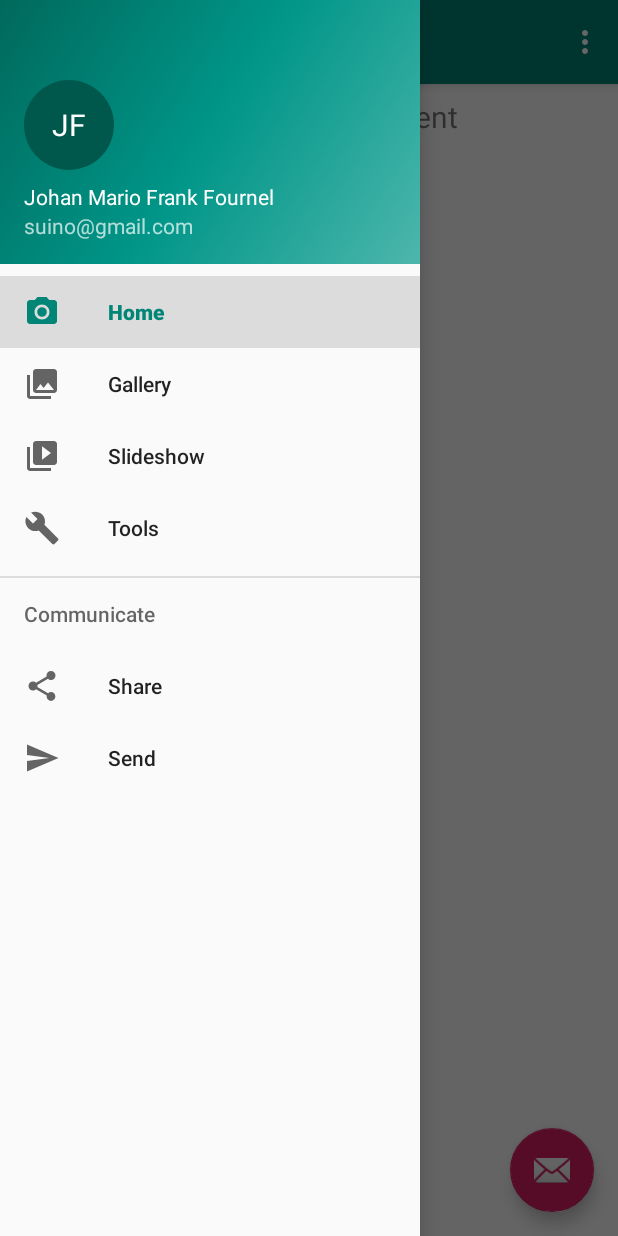
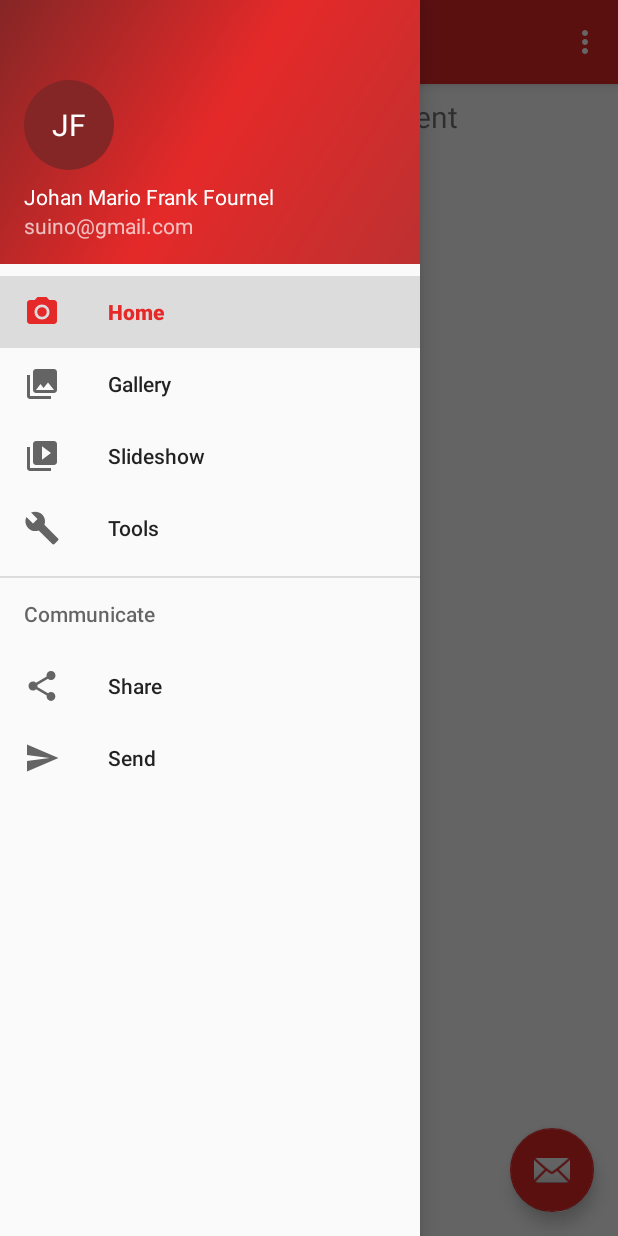
Before and after one commit to JohanMFF/BeMore, an Android app: the screen it shows after launch (MainActivity), with the side drawer open, on a phone screen of 412 x 824 dp. Run offline under Robolectric (Android 15) with nearby library versions, the phone set to English and light mode, and no system bars; our stand-ins replace navigation-ui.

Commit message:
Red theme

```diff
--- a/app/src/main/res/drawable/circle.xml
+++ b/app/src/main/res/drawable/circle.xml
@@ -1,5 +1,5 @@
 <?xml version="1.0" encoding="utf-8"?>
 <shape xmlns:android="http://schemas.android.com/apk/res/android"
         android:shape="oval">
-        <solid android:color="@color/colorPrimaryDark" />
+        <solid android:color="@color/colorPrimaryRedDark" />
 </shape>
--- a/app/src/main/res/drawable/side_nav_bar.xml
+++ b/app/src/main/res/drawable/side_nav_bar.xml
@@ -2,8 +2,8 @@
     android:shape="rectangle">
     <gradient
         android:angle="135"
-        android:centerColor="#009688"
-        android:endColor="#00695C"
-        android:startColor="#4DB6AC"
+        android:centerColor="#e52929"
+        android:endColor="#852626"
+        android:startColor="#bd3131"
         android:type="linear" />
 </shape>
--- a/app/src/main/res/values/colors.xml
+++ b/app/src/main/res/values/colors.xml
@@ -1,7 +1,7 @@
 <?xml version="1.0" encoding="utf-8"?>
 <resources>
-    <color name="colorPrimary">#008577</color>
-    <color name="colorPrimaryDark">#00574B</color>
     <color name="colorAccent">#D81B60</color>
     <color name="white">#FFFFFF</color>
+    <color name="colorPrimaryRed">#e52929</color>
+    <color name="colorPrimaryRedDark">#852626</color>
 </resources>
--- a/app/src/main/res/values/styles.xml
+++ b/app/src/main/res/values/styles.xml
@@ -3,9 +3,9 @@
     <!-- Base application theme. -->
     <style name="AppTheme" parent="Theme.AppCompat.Light.DarkActionBar">
         <!-- Customize your theme here. -->
-        <item name="colorPrimary">@color/colorPrimary</item>
-        <item name="colorPrimaryDark">@color/colorPrimaryDark</item>
-        <item name="colorAccent">@color/colorAccent</item>
+        <item name="colorPrimary">@color/colorPrimaryRed</item>
+        <item name="colorPrimaryDark">@color/colorPrimaryRedDark</item>
+        <item name="colorAccent">@color/colorPrimaryRed</item>
     </style>
 
     <style name="AppTheme.NoActionBar">
```
Also changed, not shown: app/src/main/res/drawable/ic_camera_01.xml (+4 -4 lines).
